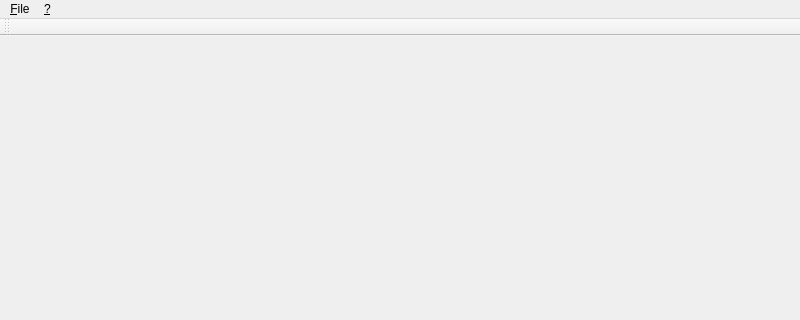
First picture: the form in FrameWorkspace.ui, repository Nekronomykon/ScDrv.2, before the edit; both pictures show x 0 to 800 and y 0 to 320 of the 800 by 600 pixel window.
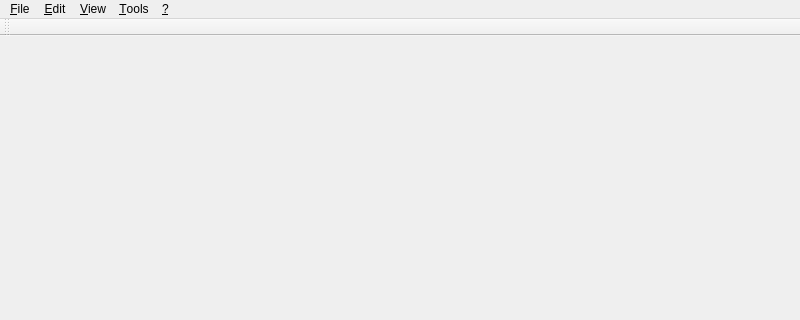
Second picture: the form after the edit. Custom widgets are drawn as their Qt base class.

Diff of the .ui file:
```diff
--- a/FrameWorkspace.ui
+++ b/FrameWorkspace.ui
@@ -20,7 +20,7 @@
      <x>0</x>
      <y>0</y>
      <width>800</width>
-     <height>20</height>
+     <height>21</height>
     </rect>
    </property>
    <widget class="QMenu" name="menuFile_">
@@ -42,7 +42,36 @@
     <addaction name="actionAbout_"/>
     <addaction name="actionAboutQt_"/>
    </widget>
+   <widget class="QMenu" name="menuEdit">
+    <property name="title">
+     <string>&amp;Edit</string>
+    </property>
+    <addaction name="actionUndo_"/>
+    <addaction name="actionRedo_"/>
+    <addaction name="separator"/>
+    <addaction name="actionCut_"/>
+    <addaction name="actionCopy_"/>
+    <addaction name="actionPaste_"/>
+    <addaction name="separator"/>
+    <addaction name="actionClear_"/>
+    <addaction name="actionClearAll_"/>
+   </widget>
+   <widget class="QMenu" name="menuView_">
+    <property name="title">
+     <string>&amp;View</string>
+    </property>
+    <addaction name="actionFullScreen_"/>
+   </widget>
+   <widget class="QMenu" name="menuTools_">
+    <property name="title">
+     <string>&amp;Tools</string>
+    </property>
+    <addaction name="actionOptions_"/>
+   </widget>
    <addaction name="menuFile_"/>
+   <addaction name="menuEdit"/>
+   <addaction name="menuView_"/>
+   <addaction name="menuTools_"/>
    <addaction name="menuHelp_"/>
   </widget>
   <widget class="QStatusBar" name="barStatus_"/>
```
Left out of the diff: 76 changed lines with no effect on the pictures.
